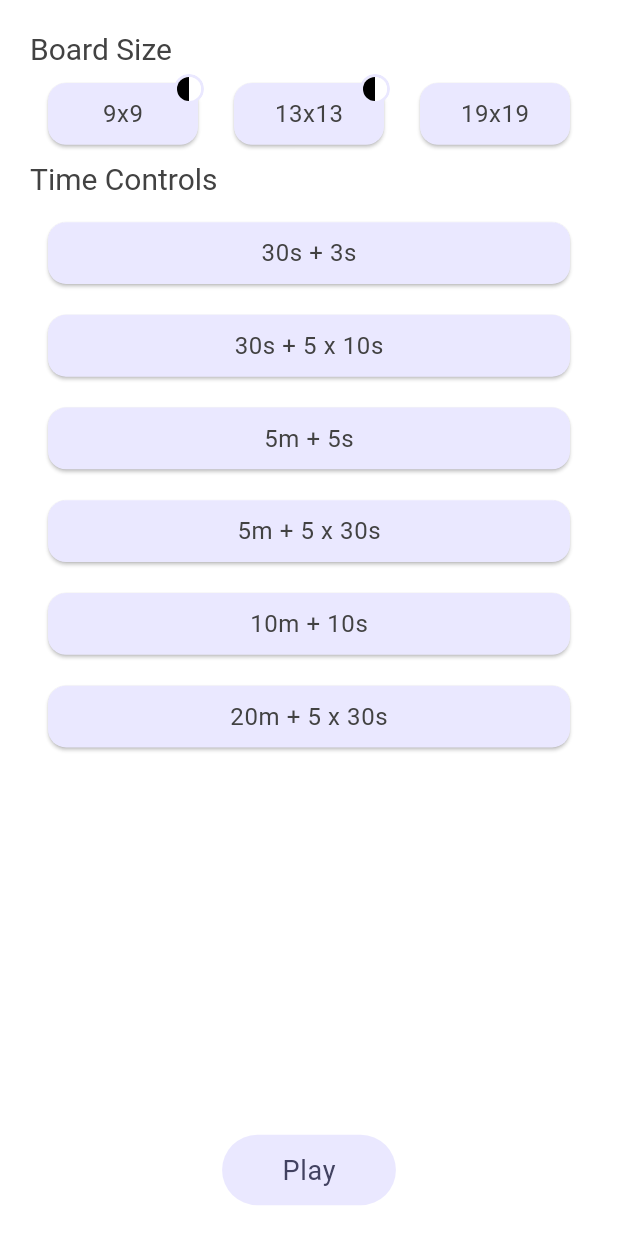
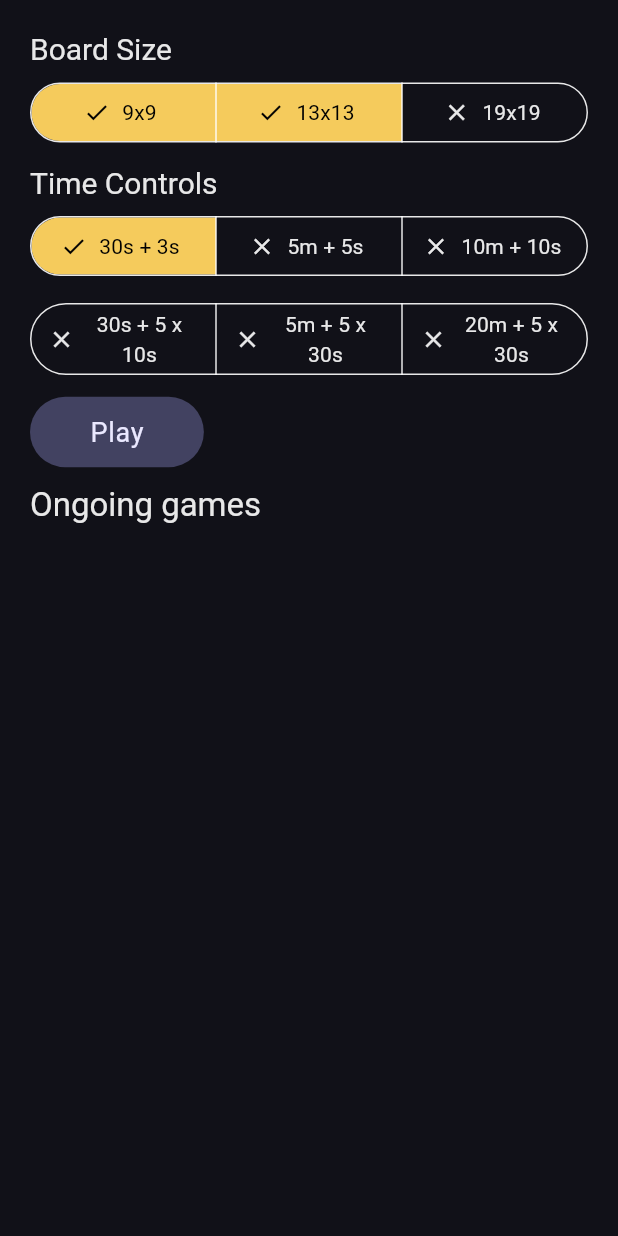
Before and after one commit to avnotaklu/FossGoApp, a Flutter app: the MatchmakingPage screen opened directly, after a tap on "13x13", on a phone screen of 412 x 824 dp. Run offline on Flutter 3.47's test engine with Material 3 defaults, Android fonts, the phone set to English and light mode, and no system bars; our stand-ins replace country_picker, flutter_signin_button, fpdart, google_sign_in, hive, responsive_framework and 1 more; missing offline and left inert: barebones_timer, paginated_list, signalr_netcore, test; accounts and stored records are empty; project files that could hold a hidden picture were left out.

Commit message:
Matchmaking page rework

```diff
--- a/lib/constants/constants.dart
+++ b/lib/constants/constants.dart
@@ -232,6 +232,9 @@ ThemeData buildTheme({
 
       secondary: highlight,
       onSecondary: tc,
+
+      secondaryContainer: highlight,
+      onSecondaryContainer: Colors.black,
 
       tertiary: cardi,
       onTertiary: card,
--- /dev/null
+++ b/lib/core/foundation/set.dart
@@ -0,0 +1,5 @@
+extension SetExtension<T> on Set<T> {
+  Set<T> symmetricDifference(Set<T> set2) {
+    return difference(set2).union(set2.difference(this));
+  }
+}
--- a/lib/main.dart
+++ b/lib/main.dart
@@ -66,7 +66,7 @@ class MyApp extends StatelessWidget {
       );
 
   ThemeData? themeData() {
-    return Constants.lightTheme;
+    return Constants.darkTheme;
   }
 
   Map<String, WidgetBuilder> get routeConstructor {
--- a/lib/modules/homepage/homepage_bloc.dart
+++ b/lib/modules/homepage/homepage_bloc.dart
@@ -3,6 +3,7 @@ import 'package:flutter/material.dart';
 import 'package:fpdart/fpdart.dart';
 
 import 'package:go/core/error_handling/app_error.dart';
+import 'package:go/models/game.dart';
 import 'package:go/modules/auth/signalr_bloc.dart';
 import 'package:go/services/api.dart';
 import 'package:go/services/user_account.dart';
@@ -14,7 +15,10 @@ import 'package:go/services/signal_r_message.dart';
 
 class HomepageBloc extends ChangeNotifier {
   List<UserAccount> otherActivePlayers = [];
-  List<AvailableGame> availableGames = [];
+  List<AvailableGame> _availableGames = [];
+  List<AvailableGame> get availableGames => _availableGames
+      .where((a) => a.game.didStart() && !a.game.didEnd())
+      .toList();
   List<MyGame> myGames = [];
 
   var api = Api();
@@ -40,7 +44,7 @@ class HomepageBloc extends ChangeNotifier {
     game.fold((e) {
       debugPrint("Couldn't get available games");
     }, (games) {
-      availableGames.addAll(games.games);
+      _availableGames.addAll(games.games);
       notifyListeners();
     });
   }
@@ -64,7 +68,7 @@ class HomepageBloc extends ChangeNotifier {
           myGames.add(
               MyGame(game: newGameMessage.game.game, opposingPlayer: null));
         } else {
-          availableGames.add(newGameMessage.game);
+          _availableGames.add(newGameMessage.game);
         }
         notifyListeners();
       }
--- a/lib/modules/homepage/matchmaking_page.dart
+++ b/lib/modules/homepage/matchmaking_page.dart
@@ -1,10 +1,13 @@
 import 'package:flutter/material.dart';
 import 'package:go/constants/constants.dart';
+import 'package:go/core/foundation/set.dart';
 import 'package:go/core/utils/theme_helpers/context_extensions.dart';
 import 'package:go/modules/gameplay/playfield_interface/game_widget.dart';
 import 'package:go/modules/gameplay/game_state/game_state_oracle.dart';
 import 'package:go/modules/auth/signalr_bloc.dart';
 import 'package:go/modules/gameplay/playfield_interface/live_game_widget.dart';
+import 'package:go/modules/homepage/game_card.dart';
+import 'package:go/modules/homepage/homepage_bloc.dart';
 import 'package:go/modules/stats/stats_repository.dart';
 import 'package:go/services/api.dart';
 import 'package:go/modules/auth/auth_provider.dart';
@@ -41,69 +44,141 @@ class _MatchmakingPageState extends State<MatchmakingPage> {
             child:
                 Column(crossAxisAlignment: CrossAxisAlignment.start, children: [
               Text('Board Size', style: titleLargeStyle(context)),
-              SizedBox(
-                  height: MediaQuery.sizeOf(context).width * 0.15,
-                  child: Row(
-                      mainAxisSize: MainAxisSize.max,
-                      mainAxisAlignment: MainAxisAlignment.spaceEvenly,
-                      children: provider.allBoardSizes
-                          .map(
-                            (size) => Expanded(
-                              child: Padding(
-                                padding:
-                                    const EdgeInsets.symmetric(horizontal: 8.0),
-                                child: boardSizeSelector(
-                                  size,
-                                  provider,
-                                ),
-                              ),
-                            ),
-                          )
-                          .toList())),
+              SizedBox(height: 6.0),
+              Container(
+                width: double.infinity,
+                child: SegmentedButton(
+                  multiSelectionEnabled: true,
+                  segments: provider.allBoardSizes
+                      .map(
+                        (e) => ButtonSegment(
+                          value: e,
+                          icon: Icon(Icons.close),
+                          label: Text(e.boardName),
+                        ),
+                      )
+                      .toList(),
+                  onSelectionChanged: (p0) {
+                    final newElem = p0
+                        .symmetricDifference(
+                            provider.selectedBoardSizes.toSet())
+                        .first;
+                    provider.modifyBoardSize(newElem,
+                        !provider.selectedBoardSizes.contains(newElem));
+                  },
+                  selected: provider.selectedBoardSizes.toSet(),
+                ),
+              ),
+
+              // SizedBox(
+              //     height: MediaQuery.sizeOf(context).width * 0.15,
+              //     child: Row(
+              //         mainAxisSize: MainAxisSize.max,
+              //         mainAxisAlignment: MainAxisAlignment.spaceEvenly,
+              //         children: provider.allBoardSizes
+              //             .map(
+              //               (size) => Expanded(
+              //                 child: Padding(
+              //                   padding:
+              //                       const EdgeInsets.symmetric(horizontal: 8.0),
+              //                   child: boardSizeSelector(
+              //                     size,
+              //                     provider,
+              //                   ),
+              //                 ),
+              //               ),
+              //             )
+              //             .toList())),
+              SizedBox(height: 10),
               Text(
                 'Time Controls',
                 style: titleLargeStyle(context),
               ),
               SizedBox(height: 6.0),
-              Column(
-                  mainAxisSize: MainAxisSize.max,
-                  children: provider.allTimeControls
+
+              Container(
+                width: double.infinity,
+                child: SegmentedButton(
+                  multiSelectionEnabled: true,
+                  segments: provider.allTimeControls.indexed
+                      .where((rec) => rec.$1 % 2 == 0)
+                      .map((rec) => rec.$2)
                       .map(
-                        (timeControl) => Container(
-                          height: MediaQuery.sizeOf(context).width * 0.15,
-                          padding: EdgeInsets.symmetric(
-                            vertical: 6.0,
-                            horizontal: 8.0,
+                        (e) => ButtonSegment(
+                          value: e,
+                          icon: Icon(Icons.close),
+                          label: Text(
+                            e.repr(),
+                            textAlign: TextAlign.center,
                           ),
-                          child: timeSelector(timeControl, provider),
                         ),
                       )
-                      .toList()),
-              const Spacer(),
+                      .toList(),
+                  onSelectionChanged: (p0) {
+                    final newElem = p0
+                        .symmetricDifference(
+                            provider.selectedTimeControls.toSet())
+                        .first;
+                    provider.modifyTimeControl(newElem,
+                        !provider.selectedTimeControls.contains(newElem));
+                  },
+                  selected: provider.selectedTimeControls.toSet(),
+                ),
+              ),
+              SizedBox(height: 10),
 
-              // TODO: adjust this somewhere, preferably on the first page, user sees, which is this
-              // const Text("My Games", style: TextStyle(fontSize: 30)),
-              // const SizedBox(height: 20),
-              // Expanded(
-              //   child: Padding(
-              //     padding: const EdgeInsets.symmetric(horizontal: 30.0),
-              //     child: ListView.builder(
-              //       shrinkWrap: true,
-              //       itemCount: context.read<HomepageBloc>().myGames.length,
-              //       itemBuilder: (context, index) {
-              //         final game =
-              //             context.read<HomepageBloc>().myGames[index];
-              //         return GameCard(
-              //           game: game.game,
-              //           otherPlayerData: game.opposingPlayer,
-              //         );
-              //       },
-              //     ),
-              //   ),
+              Container(
+                width: double.infinity,
+                child: SegmentedButton(
+                  multiSelectionEnabled: true,
+                  segments: provider.allTimeControls.indexed
+                      .where((rec) => rec.$1 % 2 == 1)
+                      .map((rec) => rec.$2)
+                      .map(
+                        (e) => ButtonSegment(
 
+                          value: e,
+                          icon: Icon(Icons.close),
+                          label: Text(
+                            e.repr(),
+                            textAlign: TextAlign.center,
+                          ),
+                        ),
+                      )
+                      .toList(),
+                  onSelectionChanged: (p0) {
+                    final newElem = p0
+                        .symmetricDifference(
+                            provider.selectedTimeControls.toSet())
+                        .first;
+                    provider.modifyTimeControl(newElem,
+                        !provider.selectedTimeControls.contains(newElem));
+                  },
+                  selected: provider.selectedTimeControls.toSet(),
+                ),
+              ),
+
+              // Column(
+              //     mainAxisSize: MainAxisSize.max,
+              //     children: provider.allTimeControls
+              //         .map(
+              //           (timeControl) => Container(
+              //             height: MediaQuery.sizeOf(context).width * 0.15,
+              //             padding: EdgeInsets.symmetric(
+              //               vertical: 6.0,
+              //               horizontal: 8.0,
+              //             ),
+              //             child: timeSelector(timeControl, provider),
+              //           ),
+              //         )
+              //         .toList()),
+
+              SizedBox(
+                height: 10,
+              ),
               Row(
                 mainAxisSize: MainAxisSize.max,
-                mainAxisAlignment: MainAxisAlignment.center,
+                mainAxisAlignment: MainAxisAlignment.start,
                 children: [
                   PrimaryButton(
                       text: "Play",
@@ -119,14 +194,35 @@ class _MatchmakingPageState extends State<MatchmakingPage> {
                             final statRepo = context.read<IStatsRepository>();
                             Navigator.push(context,
                                 MaterialPageRoute(builder: (context) {
-                              return LiveGameWidget(
-                                  event.game, event.getGameAndOpponent(), statRepo);
+                              return LiveGameWidget(event.game,
+                                  event.getGameAndOpponent(), statRepo);
                             }));
                           }
                         });
                       }),
                 ],
-              )
+              ),
+              SizedBox(
+                height: 10,
+              ),
+              Text("Ongoing games", style: context.textTheme.headlineSmall),
+              const SizedBox(height: 20),
+              Expanded(
+                child: Padding(
+                  padding: const EdgeInsets.symmetric(horizontal: 30.0),
+                  child: ListView.builder(
+                    shrinkWrap: true,
+                    itemCount: context.read<HomepageBloc>().myGames.length,
+                    itemBuilder: (context, index) {
+                      final game = context.read<HomepageBloc>().myGames[index];
+                      return GameCard(
+                        game: game.game,
+                        otherPlayerData: game.opposingPlayer,
+                      );
+                    },
+                  ),
+                ),
+              ),
             ]),
           ),
         ),
--- a/lib/modules/homepage/matchmaking_provider.dart
+++ b/lib/modules/homepage/matchmaking_provider.dart
@@ -36,7 +36,9 @@ class MatchmakingProvider extends ChangeNotifier {
 
   List<MatchableBoardSizes> allBoardSizes = [...MatchableBoardSizes.values];
 
-  List<TimeControlDto> selectedTimeControls = [];
+  List<TimeControlDto> selectedTimeControls = [
+    constants.timeControlsForMatch[0]
+  ];
 
   List<TimeControlDto> allTimeControls = [...constants.timeControlsForMatch];
 
```
Also changed, not shown: lib/modules/homepage/game_card.dart (+11 -30 lines).
